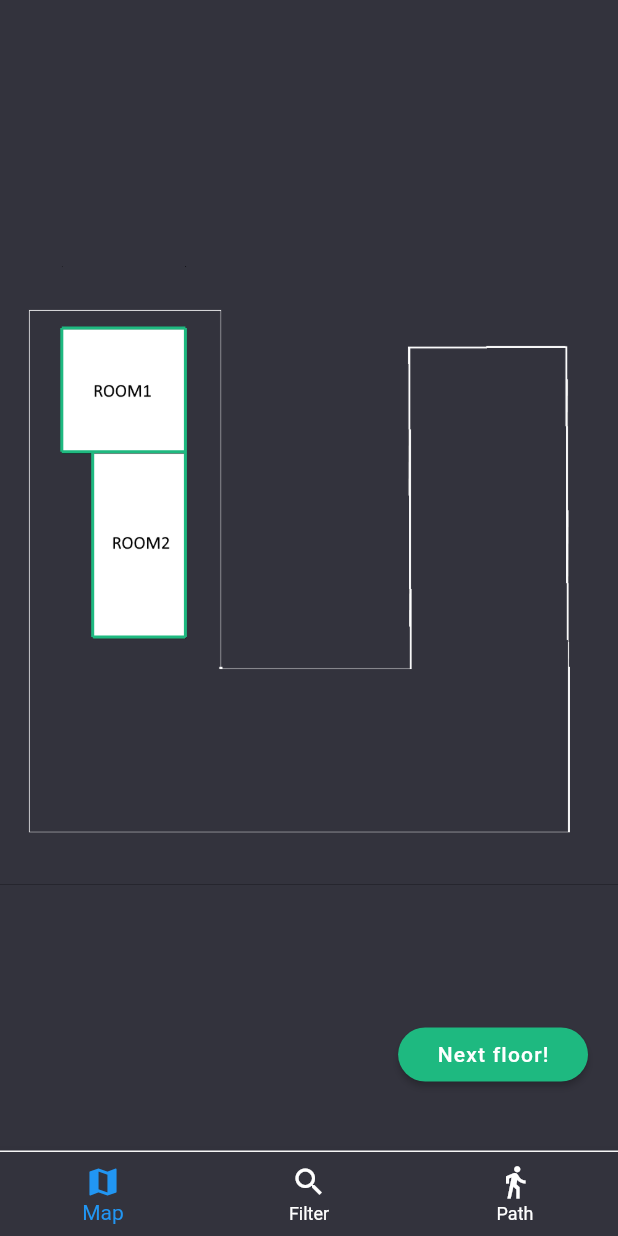
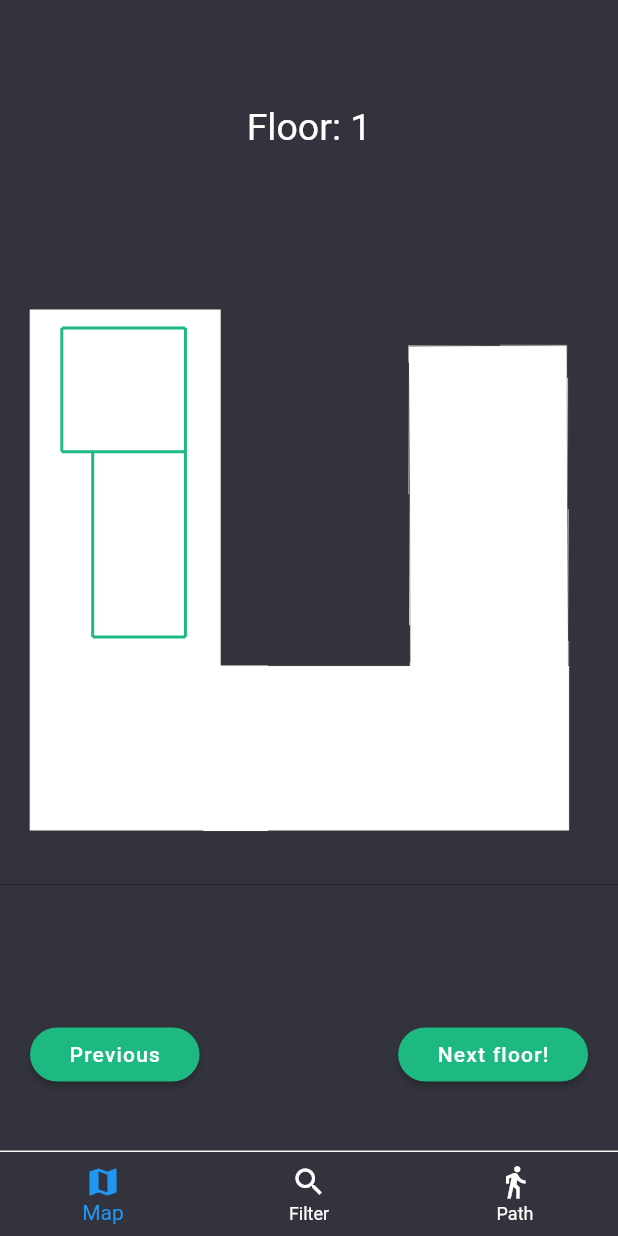
Before and after one commit to paulinaurbas/aei-map-mobile, a Flutter app: the screen it shows after launch, after a tap on "Next floor!", on a phone screen of 412 x 824 dp. Run offline on Flutter 3.47's test engine with Material 2 defaults, Android fonts, the phone set to English and light mode, and no system bars; our stand-ins replace flutter_bloc, rxdart.

Commit message:
005-create-aei-map
- blocked landscape mode
- added new aei map
- added new endpoints
- added buttons to change floor
- edit logic of changing floors

```diff
--- /dev/null
+++ b/aei_map_mobile/assets/json/floors.json
@@ -0,0 +1,3 @@
+{
+"floors_ids": [1, 2, 3, 4, 5, 6, 7, 8, 9]
+}
--- a/aei_map_mobile/lib/features/map_screen/bloc/map_screen_bloc.dart
+++ b/aei_map_mobile/lib/features/map_screen/bloc/map_screen_bloc.dart
@@ -8,12 +8,16 @@ import 'package:rxdart/rxdart.dart';
 class MapBloc extends BlocProvider {
   final MapScreenRepository _mapScreenRepository = MapScreenRepository();
   BehaviorSubject <List<RoomModel>> roomList = BehaviorSubject();
+  BehaviorSubject <List<int>> floorList = BehaviorSubject();
 
-  getRoomList(BuildContext context) => _mapScreenRepository.listWithRooms(context).then((value) => roomList.sink.add(value));
+  getFloorsId(BuildContext context) async => await _mapScreenRepository.getFloorsId(context).then((value) => floorList.sink.add(value));
+
+  getRoomList(BuildContext context, int floorNumber) => _mapScreenRepository.listWithRooms(context, floorNumber).then((value) => roomList.sink.add(value));
 
 
   @override
   void dispose() {
     roomList.close();
+    floorList.close();
   }
 }
--- a/aei_map_mobile/lib/features/map_screen/data_sources/map_screen_api_provider.dart
+++ b/aei_map_mobile/lib/features/map_screen/data_sources/map_screen_api_provider.dart
@@ -4,11 +4,25 @@ import 'package:flutter/cupertino.dart';
 
 class MapApiProvider {
 
-  Future <List<RoomModel>> drawMapFromCoordinates(BuildContext context) async {
-    String data = await DefaultAssetBundle.of(context).loadString("assets/json/map.json");
-
-    Map<String, dynamic> decodedDoughnuts = jsonDecode(data);
-    List<dynamic> decodedJson =  decodedDoughnuts['rooms'];
+  Future <List<RoomModel>> drawMapFromCoordinates(BuildContext context, int floorNumber) async {
+    String data = '';
+    if(floorNumber == 2){
+       data = await DefaultAssetBundle.of(context).loadString("assets/json/map_floor_zero.json");
+    } else {
+       data = await DefaultAssetBundle.of(context).loadString("assets/json/map.json");
+    }
+    Map<String, dynamic> decodedtRooms = jsonDecode(data);
+    List<dynamic> decodedJson =  decodedtRooms['rooms'];
     return decodedJson.map((elem) => RoomModel.fromJson(elem)).toList();
   }
+
+  Future<List<int>> getFloorsId(BuildContext context) async {
+    String data = await DefaultAssetBundle.of(context).loadString("assets/json/floors.json");
+
+
+    Map<String, dynamic> jsonMap = jsonDecode(data);
+    var genreIdsFromJson = jsonMap['floors_ids'];
+    List<int> genreIdsList = new List<int>.from(genreIdsFromJson);
+    return genreIdsList;
+  }
 }
--- a/aei_map_mobile/lib/features/map_screen/models/room_model.dart
+++ b/aei_map_mobile/lib/features/map_screen/models/room_model.dart
@@ -11,7 +11,6 @@ class RoomModel {
       :  room = json["room"],
         floorId = json["floor_id"],
         listOfNodes= (json['nodes'] as List).map((i)=>Node.fromJson(i)).toList(),
-        // List<Node>.from(json['nodes']),
         type = json["type"],
         id = json["id"];
 
--- a/aei_map_mobile/lib/features/map_screen/repository/map_screen_repository.dart
+++ b/aei_map_mobile/lib/features/map_screen/repository/map_screen_repository.dart
@@ -5,5 +5,7 @@ import 'package:flutter/cupertino.dart';
 class MapScreenRepository {
   MapApiProvider mapApiProvider = MapApiProvider();
 
-  Future<List<RoomModel>> listWithRooms(BuildContext context) => mapApiProvider.drawMapFromCoordinates(context);
+  Future<List<RoomModel>> listWithRooms(BuildContext context, int floorNumber) => mapApiProvider.drawMapFromCoordinates(context, floorNumber);
+
+  Future<List<int>> getFloorsId(BuildContext context) =>  mapApiProvider.getFloorsId(context);
 }
--- a/aei_map_mobile/lib/features/map_screen/screens/map_screen.dart
+++ b/aei_map_mobile/lib/features/map_screen/screens/map_screen.dart
@@ -22,7 +22,8 @@ class _MapScreenState extends State<MapScreen> {
   Image image;
   Size _imageSize;
   MapBloc mapBloc = MapBloc();
-  String recognizedText = "Loading ...";
+  int floorNumber = 0;
+  List <int> floors;
 
   void _initializeVision() async {
     await _getImage();
@@ -45,7 +46,14 @@ class _MapScreenState extends State<MapScreen> {
   @override
   void initState() {
     _initializeVision();
-    mapBloc.getRoomList(context);
+    mapBloc.getFloorsId(context);
+
+    mapBloc.floorList.stream.listen((event) {
+      if(event != null){
+        floors = event;
+        mapBloc.getRoomList(context, event.first);
+      }
+    });
     super.initState();
   }
 
@@ -58,37 +66,19 @@ class _MapScreenState extends State<MapScreen> {
               if (snapshot.hasData) {
                 return Stack(
                   children: <Widget>[
-                    Center(
-                      child: Container(
-                        width: double.maxFinite,
-                        color: Colors.black,
-                        child: CustomPaint(
-                          foregroundPainter: TextDetectorPainter(
-                              _imageSize,
-                              MediaQuery.of(context).size,
-                              snapshot.data),
-                          child: AspectRatio(
-                            aspectRatio: _imageSize.aspectRatio,
-                            child: image,
-                          ),
-                        ),
-                      ),
-                    ),
-                    Align(
-                      alignment: Alignment.bottomRight,
-                      child: Padding(
-                        padding: const EdgeInsets.only(
-                            bottom: 40.0, right: 20),
-                        child: AeiMapButton(
-                          buttonDescription: appStrings['nextFloor'],
-                          onPressed: () {},
-                        ),
-                      ),
-                    )
+                    getMapTitle,
+                    getDrawnMap(snapshot.data),
+                    if(floorNumber < floors.length) getNextBottomButton,
+                    if(floorNumber > 0) getPrevoiusBottomButton
                   ],
                 );
-              } else {
-                return Container(
+              } else
+                return getIndicator;
+            })
+        : getIndicator;
+  }
+
+  Widget get getIndicator =>  Container(
     color: Colors.black26,
     child: Center(
       child: CircularProgressIndicator(
@@ -97,16 +87,60 @@ class _MapScreenState extends State<MapScreen> {
       ),
     ),
   );
-              }
-            })
-        : Container(
-            color: Colors.black26,
-            child: Center(
-              child: CircularProgressIndicator(
-                valueColor: new AlwaysStoppedAnimation<Color>(
-                    appColors['primary_app_color']),
+
+  Widget get getMapTitle =>  Align(
+    alignment: Alignment.topCenter,
+    child: Padding(
+      padding: const EdgeInsets.only(top: 70.0),
+      child: Text('Floor: $floorNumber', style: TextStyle(fontSize: 25)),
+    ),
+  );
+
+  Widget getDrawnMap(List<RoomModel> listWithRooms) => Center(
+    child: Container(
+      width: double.maxFinite,
+      color: Colors.black,
+      child: CustomPaint(
+        foregroundPainter: RenderMap(_imageSize,
+            MediaQuery.of(context).size, listWithRooms),
+        child: AspectRatio(
+          aspectRatio: _imageSize.aspectRatio,
+          child: image,
+        ),
       ),
     ),
   );
+
+  Widget get getNextBottomButton => Align(
+    alignment: Alignment.bottomRight,
+    child: Padding(
+      padding: const EdgeInsets.only(bottom: 40.0, right: 20),
+      child: AeiMapButton(
+        buttonDescription: appStrings['nextFloor'],
+        onPressed: () {
+          setState(() {
+            floorNumber++;
+          });
+          mapBloc.getRoomList(context, floorNumber);
+        },
+      ),
+    ),
+  );
+
+  Widget get getPrevoiusBottomButton => Align(
+    alignment: Alignment.bottomLeft,
+    child: Padding(
+      padding: const EdgeInsets.only(bottom: 40.0, left: 20),
+      child: AeiMapButton(
+        buttonDescription: appStrings['previousFloor'],
+        onPressed: () {
+          setState(() {
+            floorNumber--;
+          });
+          mapBloc.getRoomList(context, floorNumber);
+        },
+      ),
+    ),
+  );
+
 }
-}
--- a/aei_map_mobile/lib/features/map_screen/widgets/map_render_wtih_lib.dart
+++ b/aei_map_mobile/lib/features/map_screen/widgets/map_render_wtih_lib.dart
@@ -3,8 +3,8 @@ import 'package:aei_map_mobile/features/map_screen/models/room_model.dart';
 import 'package:aei_map_mobile/styles/app_colors.dart';
 import 'package:flutter/material.dart';
 
-class TextDetectorPainter extends CustomPainter {
-  TextDetectorPainter(this.absoluteImageSize, this.phoneSize, this._roomModel);
+class RenderMap extends CustomPainter {
+  RenderMap(this.absoluteImageSize, this.phoneSize, this._roomModel);
   final Size phoneSize;
   final List<RoomModel> _roomModel;
 
@@ -38,7 +38,7 @@ class TextDetectorPainter extends CustomPainter {
 
 
   @override
-  bool shouldRepaint(TextDetectorPainter oldDelegate) {
+  bool shouldRepaint(RenderMap oldDelegate) {
     return true;
   }
 }
--- a/aei_map_mobile/lib/main.dart
+++ b/aei_map_mobile/lib/main.dart
@@ -1,5 +1,6 @@
 import 'package:aei_map_mobile/styles/app_theme.dart';
 import 'package:flutter/material.dart';
+import 'package:flutter/services.dart';
 
 import 'features/main_screen/screens/main_screen.dart';
 
@@ -10,6 +11,7 @@ void main() {
 class MyApp extends StatelessWidget {
   @override
   Widget build(BuildContext context) {
+    SystemChrome.setPreferredOrientations([DeviceOrientation.portraitUp]);
     return MaterialApp(
       title: 'Flutter Demo',
       theme: CustomTheme.lightTheme,
--- a/aei_map_mobile/lib/styles/app_strings.dart
+++ b/aei_map_mobile/lib/styles/app_strings.dart
@@ -6,5 +6,6 @@ const Map<String, String> appStrings = {
   'startPoint': 'Start point',
   'endPoint': 'End point',
   'findPath': 'Find path',
-  'nextFloor': 'Next floor!'
+  'nextFloor': 'Next floor!',
+  'previousFloor': 'Previous',
 };
```
Also changed, not shown: aei_map_mobile/assets/json/map_floor_zero.json (added, +60 -0 lines), aei_map_mobile/assets/images/aeiMap.png. Lines whose indentation alone changed are shown as unchanged.
